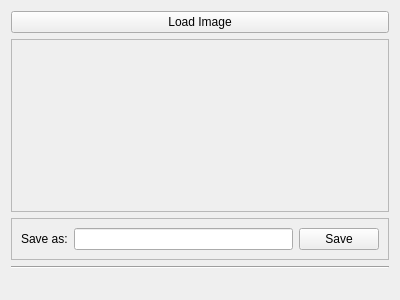
Above: Tools/ResourceConverter/ResourceConverter.ui from ricmzn/SomeGame before the change. Below: the same form after it.
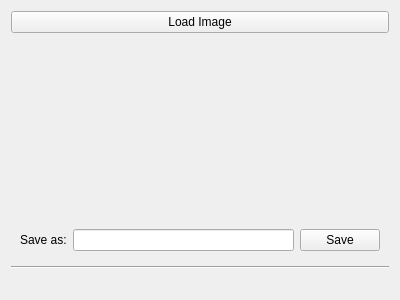
That is the form after the change.

Diff of the .ui file:
```diff
--- a/Tools/ResourceConverter/ResourceConverter.ui
+++ b/Tools/ResourceConverter/ResourceConverter.ui
@@ -29,12 +29,6 @@
        <verstretch>0</verstretch>
       </sizepolicy>
      </property>
-     <property name="frameShape">
-      <enum>QFrame::StyledPanel</enum>
-     </property>
-     <property name="frameShadow">
-      <enum>QFrame::Raised</enum>
-     </property>
      <layout class="QHBoxLayout" name="horizontalLayout">
       <item>
        <widget class="QLabel" name="previewLabel">
@@ -63,12 +57,6 @@
    </item>
    <item>
     <widget class="QFrame" name="saveFrame">
-     <property name="frameShape">
-      <enum>QFrame::StyledPanel</enum>
-     </property>
-     <property name="frameShadow">
-      <enum>QFrame::Raised</enum>
-     </property>
      <layout class="QHBoxLayout" name="horizontalLayout_2">
       <item>
        <widget class="QLabel" name="saveAsLabel">
```
